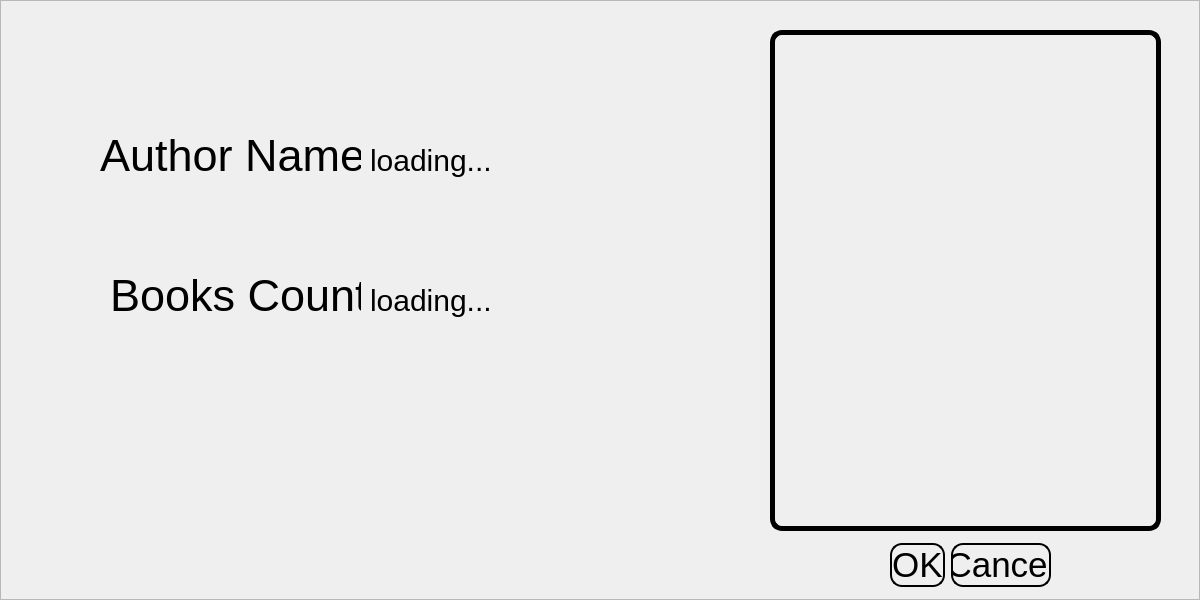
mohammadshirizadeh-sudo/book-club, file BookClubProject/Users/AuthorDetailDialog.ui: the form before one commit.
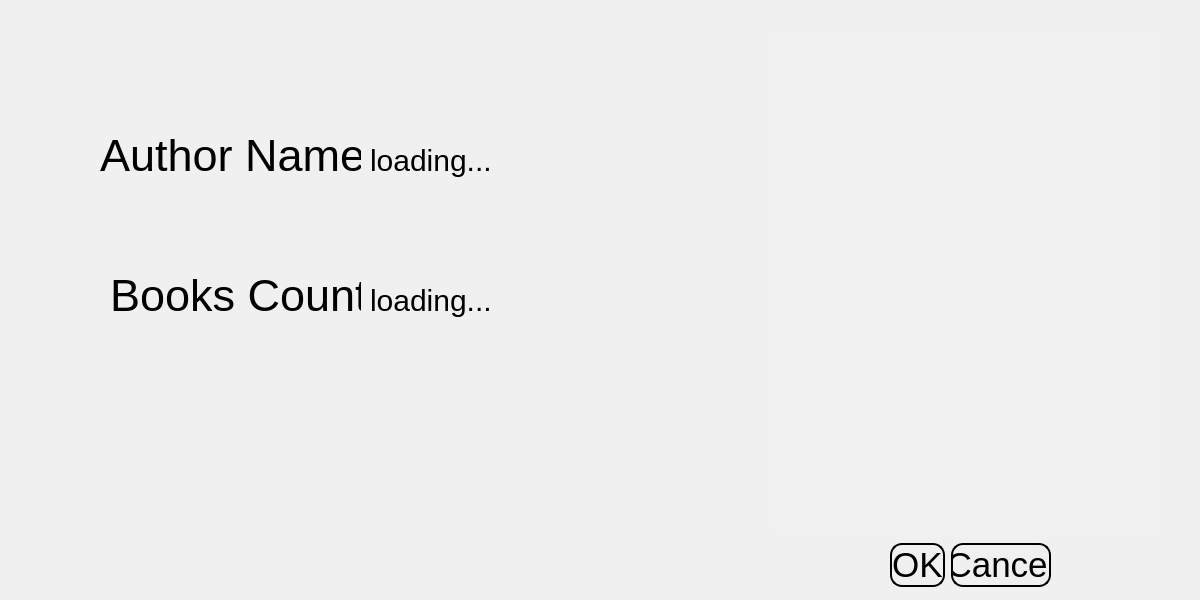
The form after the commit. Icons and pictures are not drawn.

```diff
--- a/BookClubProject/Users/AuthorDetailDialog.ui
+++ b/BookClubProject/Users/AuthorDetailDialog.ui
@@ -25,6 +25,11 @@
      <height>600</height>
     </rect>
    </property>
+   <property name="styleSheet">
+    <string notr="true">QFrame {
+	background-color: rgba(255,255,255,10);
+}</string>
+   </property>
    <property name="frameShape">
     <enum>QFrame::Shape::StyledPanel</enum>
    </property>
@@ -130,7 +135,11 @@
      <string notr="true">background: transparent;
 border: 5px solid black;
 border-radius: 12px;
-padding: 8px;</string>
+padding: 8px;
+
+QFrame {
+	background-color: rgba(255,255,255,10);
+}</string>
     </property>
    </widget>
    <widget class="QDialogButtonBox" name="buttonBox">
```
